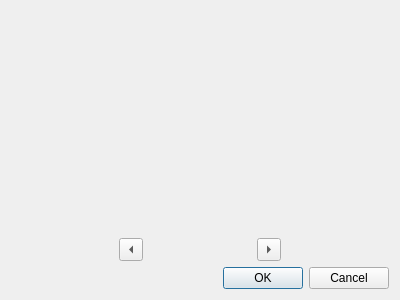
First picture: the form in editdialog.ui, repository Arsenal591/GifRecorder, before the edit.
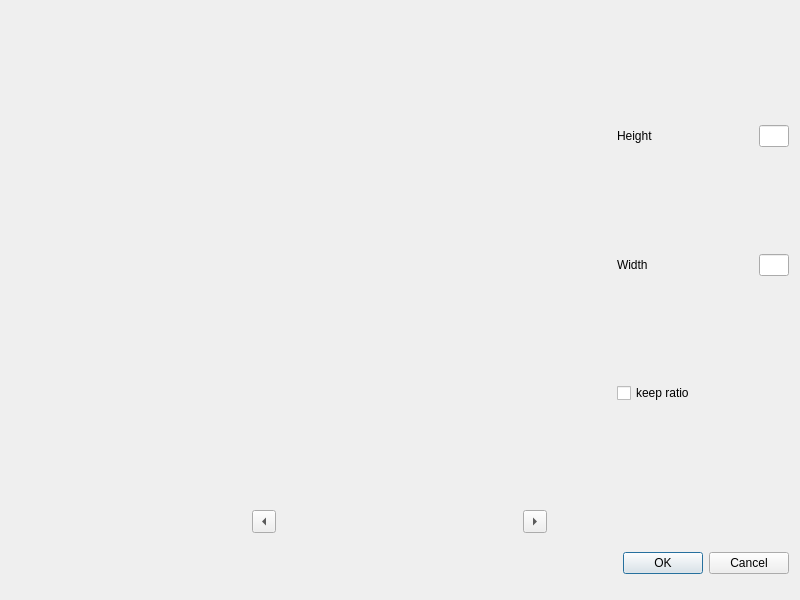
Second picture: the form after the edit.

Commit message: able to resize

Diff of the .ui file:
```diff
--- a/editdialog.ui
+++ b/editdialog.ui
@@ -6,10 +6,28 @@
    <rect>
     <x>0</x>
     <y>0</y>
-    <width>400</width>
-    <height>300</height>
+    <width>800</width>
+    <height>600</height>
    </rect>
   </property>
+  <property name="sizePolicy">
+   <sizepolicy hsizetype="Fixed" vsizetype="Fixed">
+    <horstretch>0</horstretch>
+    <verstretch>0</verstretch>
+   </sizepolicy>
+  </property>
+  <property name="minimumSize">
+   <size>
+    <width>800</width>
+    <height>600</height>
+   </size>
+  </property>
+  <property name="maximumSize">
+   <size>
+    <width>800</width>
+    <height>600</height>
+   </size>
+  </property>
   <property name="windowTitle">
    <string>Edit</string>
   </property>
@@ -17,17 +35,131 @@
    <item>
     <layout class="QVBoxLayout" name="verticalLayout" stretch="1,0">
      <item>
-      <layout class="QHBoxLayout" name="horizontalLayout" stretch="0">
+      <layout class="QHBoxLayout" name="horizontalLayout" stretch="1,0">
        <item>
         <widget class="QLabel" name="displayedImage">
+         <property name="sizePolicy">
+          <sizepolicy hsizetype="Fixed" vsizetype="Fixed">
+           <horstretch>0</horstretch>
+           <verstretch>0</verstretch>
+          </sizepolicy>
+         </property>
+         <property name="minimumSize">
+          <size>
+           <width>600</width>
+           <height>480</height>
+          </size>
+         </property>
+         <property name="maximumSize">
+          <size>
+           <width>600</width>
+           <height>480</height>
+          </size>
+         </property>
          <property name="contextMenuPolicy">
           <enum>Qt::CustomContextMenu</enum>
          </property>
          <property name="text">
           <string/>
          </property>
+         <property name="scaledContents">
+          <bool>false</bool>
+         </property>
+         <property name="alignment">
+          <set>Qt::AlignCenter</set>
+         </property>
         </widget>
        </item>
+       <item>
+        <layout class="QVBoxLayout" name="verticalLayout_3">
+         <item>
+          <layout class="QHBoxLayout" name="horizontalLayout_3">
+           <item>
+            <widget class="QLabel" name="label">
+             <property name="sizePolicy">
+              <sizepolicy hsizetype="Minimum" vsizetype="Preferred">
+               <horstretch>0</horstretch>
+               <verstretch>0</verstretch>
+              </sizepolicy>
+             </property>
+             <property name="text">
+              <string>Height</string>
+             </property>
+            </widget>
+           </item>
+           <item>
+            <widget class="QLineEdit" name="heightEdit">
+             <property name="sizePolicy">
+              <sizepolicy hsizetype="Fixed" vsizetype="Fixed">
+               <horstretch>0</horstretch>
+               <verstretch>0</verstretch>
+              </sizepolicy>
+             </property>
+             <property name="minimumSize">
+              <size>
+               <width>30</width>
+               <height>0</height>
+              </size>
+             </property>
+             <property name="maximumSize">
+              <size>
+               <width>30</width>
+               <height>16777215</height>
+              </size>
+             </property>
+            </widget>
+           </item>
+          </layout>
+         </item>
+         <item>
+          <layout class="QHBoxLayout" name="horizontalLayout_5">
+           <item>
+            <widget class="QLabel" name="label_2">
+             <property name="text">
+              <string>Width</string>
+             </property>
+            </widget>
+           </item>
+           <item>
+            <widget class="QLineEdit" name="widthEdit">
+             <property name="sizePolicy">
+              <sizepolicy hsizetype="Fixed" vsizetype="Fixed">
+               <horstretch>0</horstretch>
+               <verstretch>0</verstretch>
+              </sizepolicy>
+             </property>
+             <property name="minimumSize">
+              <size>
+               <width>30</width>
+               <height>0</height>
+              </size>
+             </property>
+             <property name="maximumSize">
+              <size>
+               <width>30</width>
+               <height>16777215</height>
+              </size>
+             </property>
+            </widget>
+           </item>
+          </layout>
+         </item>
+         <item>
+          <layout class="QHBoxLayout" name="horizontalLayout_6">
+           <item>
+            <widget class="QCheckBox" name="keepRatioCheck">
+             <property name="text">
+              <string>keep ratio</string>
+             </property>
+             <property name="tristate">
+              <bool>false</bool>
+             </property>
+            </widget>
+           </item>
+          </layout>
+         </item>
+        </layout>
+       </item>
       </layout>
      </item>
      <item>
```
The commit also changes 2 other files.
